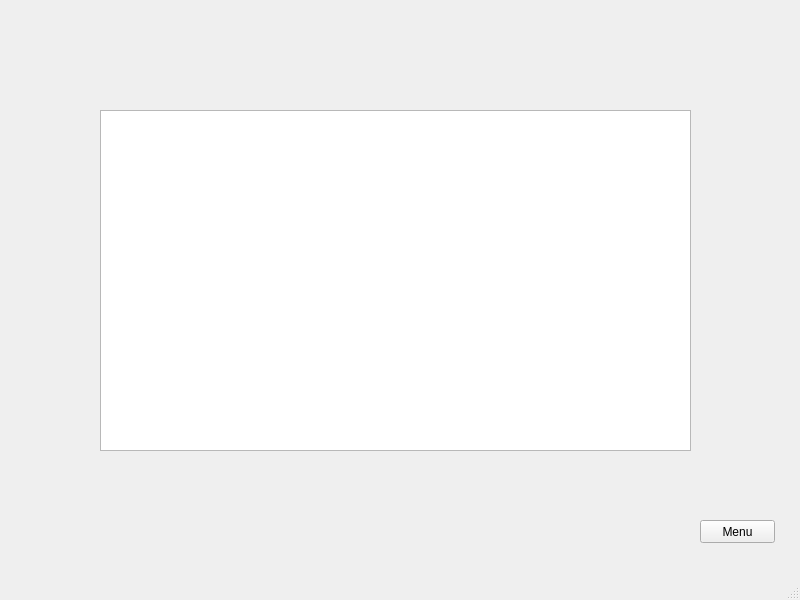
First picture: the form in mainmenu.ui, repository tk6996/SudokuQt, before the edit.
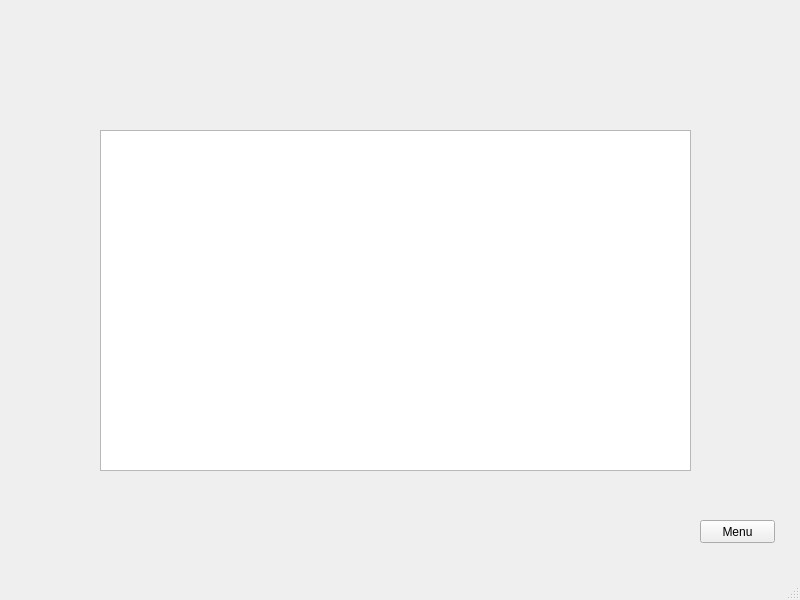
Second picture: the form after the edit. The open tabs and pages were chosen to show the change.

```diff
--- a/mainmenu.ui
+++ b/mainmenu.ui
@@ -135,7 +135,7 @@
       <property name="geometry">
        <rect>
         <x>100</x>
-        <y>110</y>
+        <y>130</y>
         <width>591</width>
         <height>341</height>
        </rect>
```
